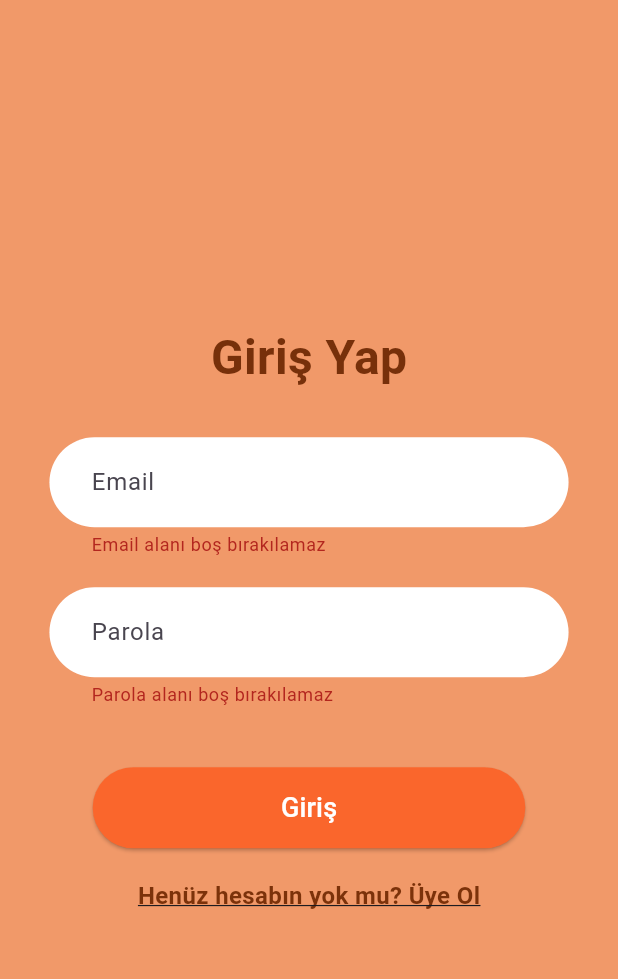
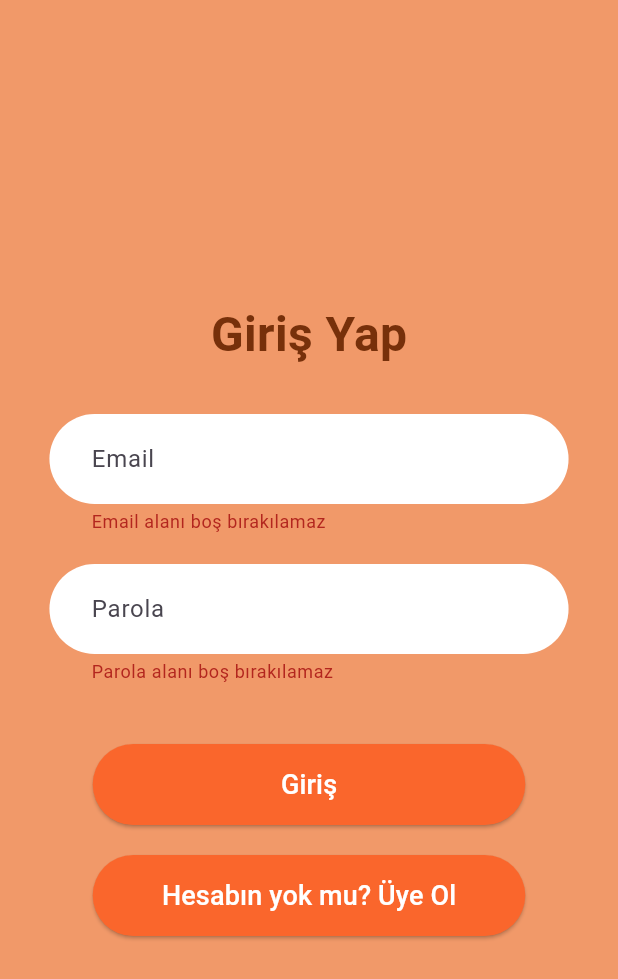
Before and after one commit to btnahmet/virtual_animal, a Flutter app: the LoginParents screen opened directly, after a tap on "Giriş", on a phone screen of 412 x 824 dp. Shown: the top 979 px of the screen. Run offline on Flutter 3.47's test engine with Material 3 defaults, Android fonts, the phone set to English and light mode, and no system bars; our stand-ins replace fl_chart, flutter_local_notifications, sqflite; accounts and stored records are empty.

Commit message:
Ebeveyn Kayıt İşlemleri Commit

```diff
--- /dev/null
+++ b/lib/database/parent_data.dart
@@ -0,0 +1,15 @@
+class ParentData {
+  static String? email;
+  static String? password;
+  static String? name;
+
+  static void saveParentData(String parentEmail, String parentPassword, String parentName) {
+    email = parentEmail;
+    password = parentPassword;
+    name = parentName;
+  }
+
+  static bool validateParent(String parentEmail, String parentPassword) {
+    return email == parentEmail && password == parentPassword;
+  }
+}
--- a/lib/screens/parents/login_parents.dart
+++ b/lib/screens/parents/login_parents.dart
@@ -1,6 +1,8 @@
 import 'package:flutter/material.dart';
 import 'package:virtual_animal/screens/home_page.dart';
 import 'package:virtual_animal/screens/parents/page_parents.dart'; // HomePage import edildi
+import 'package:virtual_animal/screens/parents/register_parents.dart';
+import 'package:virtual_animal/database/parent_data.dart';
 
 class LoginParents extends StatefulWidget {
   const LoginParents({super.key});
@@ -16,14 +18,22 @@ class _LoginParentsState extends State<LoginParents> {
 
   void _submitForm() {
     if (_formKey.currentState!.validate()) {
-      print("Email: ${_emailController2.text}");
-      print("Parola: ${_passwordController2.text}");
-
-      // Giriş başarılıysa HomePage'e yönlendirme
+      // Ebeveyn bilgilerini kontrol et
+      if (ParentData.validateParent(_emailController2.text, _passwordController2.text)) {
+        // Giriş başarılıysa PageParents'e yönlendirme
         Navigator.pushReplacement(
           context,
           MaterialPageRoute(builder: (context) => const PageParents()),
         );
+      } else {
+        // Hata mesajı göster
+        ScaffoldMessenger.of(context).showSnackBar(
+          const SnackBar(
+            content: Text('Email veya şifre hatalı!'),
+            backgroundColor: Colors.red,
+          ),
+        );
+      }
     }
   }
 
@@ -77,20 +87,25 @@ class _LoginParentsState extends State<LoginParents> {
                 ),
               ),
               const SizedBox(height: 20),
-              GestureDetector(
-                onTap: () {
-                  // Navigator.push(
-                  //   context,
-                  //   MaterialPageRoute(builder: (context) => const Register()),
-                  // );
+              SizedBox(
+                width: screenWidth * 0.7,
+                child: ElevatedButton(
+                  onPressed: () {
+                    Navigator.push(
+                      context,
+                      MaterialPageRoute(builder: (context) => const RegisterParents()),
+                    );
                   },
+                  style: ElevatedButton.styleFrom(
+                    backgroundColor: const Color.fromARGB(255, 250, 102, 44),
+                    shape: RoundedRectangleBorder(
+                      borderRadius: BorderRadius.circular(30),
+                    ),
+                    padding: const EdgeInsets.symmetric(vertical: 14),
+                  ),
                   child: const Text(
-                  "Henüz hesabın yok mu? Üye Ol",
-                  style: TextStyle(
-                    color: Color.fromARGB(255, 124, 50, 10),
-                    fontSize: 16,
-                    fontWeight: FontWeight.bold,
-                    decoration: TextDecoration.underline,
+                    "Hesabın yok mu? Üye Ol",
+                    style: TextStyle(color: Colors.white, fontSize: 18),
                   ),
                 ),
               ),
```
Also changed, not shown: lib/screens/parents/register_parents.dart (added, +144 -0 lines). Lines whose indentation alone changed are shown as unchanged.
